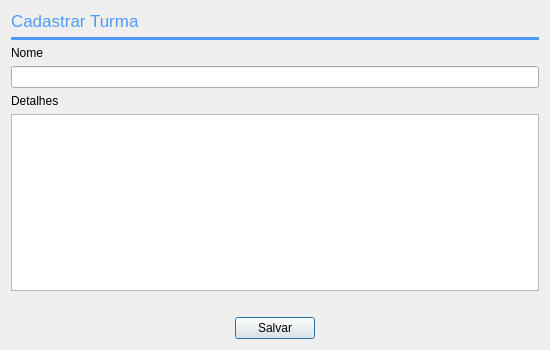
Before: the Qt Designer form views/ui/raw/administrative/add_class.ui in vitorcarnieli/desktop-bjjadmin, drawn with Qt 5.
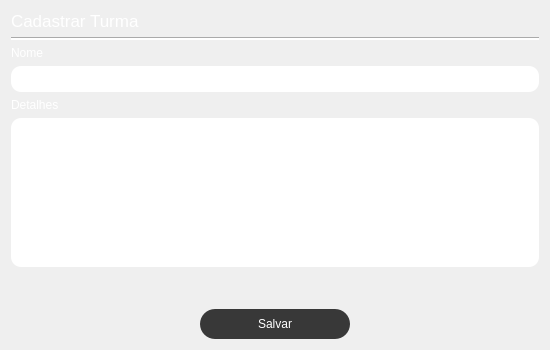
After: the same form once the commit is applied.

Commit message: feat: class crud

Patch:
```diff
--- a/views/ui/raw/administrative/add_class.ui
+++ b/views/ui/raw/administrative/add_class.ui
@@ -36,7 +36,7 @@
         </font>
        </property>
        <property name="styleSheet">
-        <string notr="true">color: #4F9AFE</string>
+        <string notr="true">color: rgb(255, 255, 255);</string>
        </property>
        <property name="text">
         <string>Cadastrar Turma</string>
@@ -46,8 +46,7 @@
      <item>
       <widget class="Line" name="line_page_account">
        <property name="styleSheet">
-        <string notr="true"> border: none;
-                            background: #4F9AFE;</string>
+        <string notr="true">background-color: rgb(255, 255, 255);</string>
        </property>
        <property name="orientation">
         <enum>Qt::Orientation::Horizontal</enum>
@@ -62,13 +61,25 @@
       <layout class="QVBoxLayout" name="verticalLayout_2">
        <item>
         <widget class="QLabel" name="label">
+         <property name="styleSheet">
+          <string notr="true">color: rgb(255, 255, 255);</string>
+         </property>
          <property name="text">
           <string>Nome</string>
          </property>
         </widget>
        </item>
        <item>
-        <widget class="QLineEdit" name="lineEdit_name"/>
+        <widget class="QLineEdit" name="lineEdit_name">
+         <property name="styleSheet">
+          <string notr="true">QLineEdit{
+	background:  rgb(255, 255, 255);
+	border-radius: 10px;
+	padding: 5px;
+}
+</string>
+         </property>
+        </widget>
        </item>
       </layout>
      </item>
@@ -76,6 +87,9 @@
       <layout class="QVBoxLayout" name="verticalLayout_4">
        <item>
         <widget class="QLabel" name="label_3">
+         <property name="styleSheet">
+          <string notr="true">color: rgb(255, 255, 255);</string>
+         </property>
          <property name="text">
           <string>Detalhes</string>
          </property>
@@ -95,6 +109,14 @@
            <height>16777215</height>
           </size>
          </property>
+         <property name="styleSheet">
+          <string notr="true">QTextEdit{
+	background:  rgb(255, 255, 255);
+	border-radius: 10px;
+	padding: 5px;
+}
+</string>
+         </property>
         </widget>
        </item>
       </layout>
@@ -105,6 +127,12 @@
     <layout class="QVBoxLayout" name="verticalLayout_3">
      <item>
       <widget class="QLabel" name="label_status">
+       <property name="minimumSize">
+        <size>
+         <width>0</width>
+         <height>30</height>
+        </size>
+       </property>
        <property name="text">
         <string/>
        </property>
@@ -130,6 +158,28 @@
        </item>
        <item>
         <widget class="QPushButton" name="btn_save">
+         <property name="minimumSize">
+          <size>
+           <width>150</width>
+           <height>30</height>
+          </size>
+         </property>
+         <property name="styleSheet">
+          <string notr="true">QPushButton {
+                            background: #383838;
+                            color: white;
+                            border-radius: 15px;
+                            }
+
+                            QPushButton:hover {
+                            background-color: #303030;
+                            color: white;
+                            }
+
+                            QPushButton:disabled{
+                            background-color: rgb(222, 222, 222);
+                            }</string>
+         </property>
          <property name="text">
           <string>Salvar</string>
          </property>
```
The commit also changes 16 other files.
